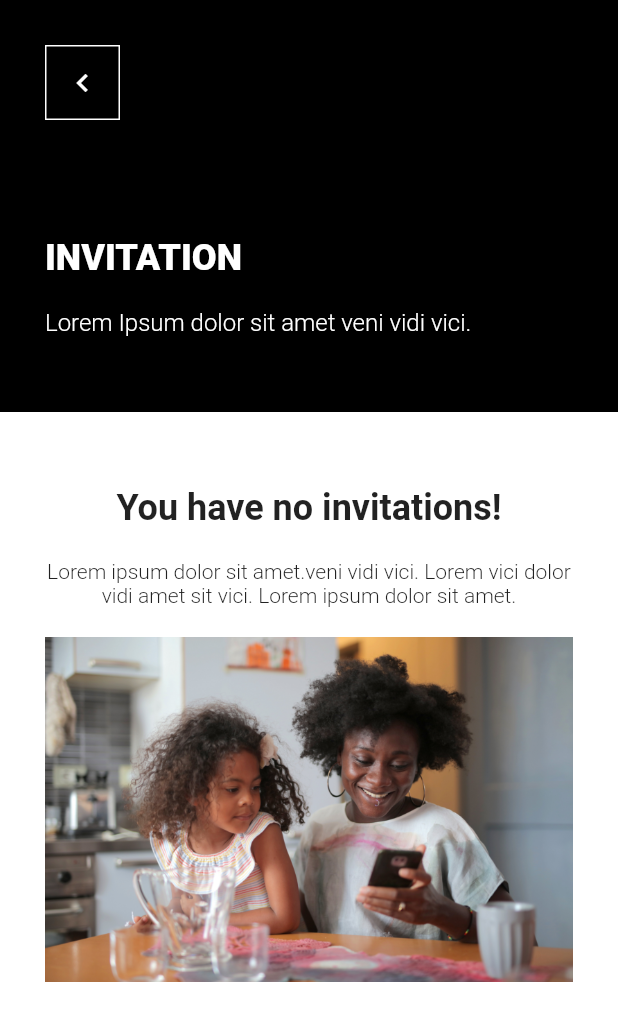
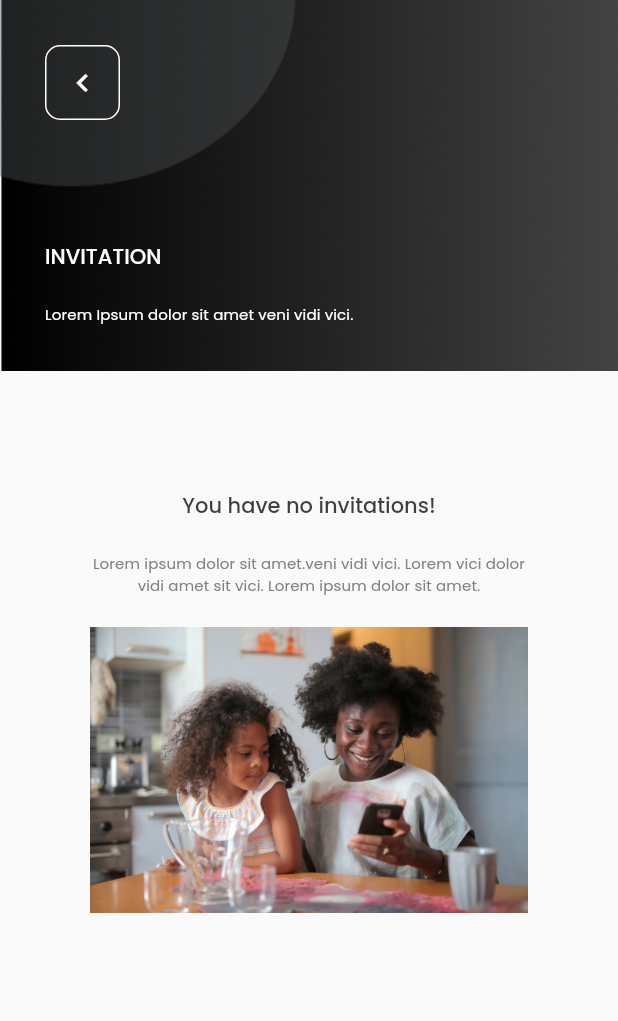
Before and after one commit to b-lemy/EventPoint, a Flutter app: the InvitationsListScreen screen opened directly, on a phone screen of 412 x 824 dp. Shown: the top 1021 px of the screen. Run offline on Flutter 3.47's test engine with Material 2 defaults, Android fonts, the phone set to English and light mode, and no system bars; our stand-ins replace carousel_slider, google_fonts, intl_phone_field, introduction_screen.

Commit message:
just a merge

```diff
--- /dev/null
+++ b/lib/config/themes/light_theme.dart
@@ -0,0 +1,47 @@
+import 'package:flutter/material.dart';
+import 'package:google_fonts/google_fonts.dart';
+
+class EventAppLightTheme {
+  static TextTheme lightTextTheme = const TextTheme(
+    headlineSmall: TextStyle(
+      fontSize: 20,
+      fontWeight: FontWeight.w700,
+    ),
+    titleLarge: TextStyle(
+      fontSize: 18,
+      fontWeight: FontWeight.w600,
+    ),
+    titleMedium: TextStyle(
+      fontSize: 14,
+      fontWeight: FontWeight.w500,
+    ),
+    titleSmall: TextStyle(fontSize: 10, fontWeight: FontWeight.normal),
+    bodySmall: TextStyle(
+      fontSize: 10,
+      fontWeight: FontWeight.w400,
+    ),
+    labelLarge: TextStyle(
+      fontSize: 20,
+      fontWeight: FontWeight.bold,
+    ),
+    labelMedium: TextStyle(
+      fontSize: 16,
+      fontWeight: FontWeight.normal,
+    ),
+    labelSmall: TextStyle(
+      fontSize: 10,
+      fontWeight: FontWeight.normal,
+    ),
+  );
+
+  static ThemeData lightTheme = ThemeData(
+    brightness: Brightness.light,
+    textTheme: lightTextTheme,
+  );
+
+// make the whole app theme use roboto google font
+  static ThemeData buildTheme() {
+    return lightTheme.copyWith(
+        textTheme: GoogleFonts.poppinsTextTheme(lightTheme.textTheme));
+  }
+}
--- /dev/null
+++ b/lib/constants/assets_path.dart
@@ -0,0 +1,5 @@
+class AssetsPath{
+  static const String homeImage = 'assets/homepage.png';
+  static const String logo = 'assets/Group 300.png';
+  static const String barCode= 'assets/barcode.webp';
+}
--- a/lib/screens/homepage.dart
+++ b/lib/screens/homepage.dart
@@ -2,6 +2,7 @@ import 'package:digital_invitation_card/screens/event.dart';
 import 'package:digital_invitation_card/screens/imageslider.dart';
 import 'package:flutter/material.dart';
 import 'package:digital_invitation_card/screens/notification.dart';
+import 'package:digital_invitation_card/screens/invitations_list_screen.dart';
 
 class HomepageScreen extends StatefulWidget {
   const HomepageScreen({super.key, required String phoneNumber});
@@ -34,7 +35,7 @@ class _HomepageScreenState extends State<HomepageScreen> {
                       icon: Icons.search,
                       label: "Invitations",
                       label2: "Managing Invitations",
-                      screenToNavigate: NotificationScreen()),
+                      screenToNavigate: InvitationsListScreen()),
                   MyButton(
                       icon: Icons.support_agent,
                       label: "Support",
--- a/lib/screens/invitations_list_screen.dart
+++ b/lib/screens/invitations_list_screen.dart
@@ -1,3 +1,4 @@
+import 'package:digital_invitation_card/constants/assets_path.dart';
 import 'package:flutter/material.dart';
 
 import 'invitations_detail_screen.dart';
@@ -10,102 +11,197 @@ class InvitationsListScreen extends StatefulWidget {
 }
 
 class _InvitationsListScreenState extends State<InvitationsListScreen> {
+  bool isEventAvaliable = false;
   final double edgePadding = 30;
 
   @override
+  void initState() {
+    super.initState();
+    Future.delayed(const Duration(seconds: 8), () {
+      setState(() {
+        isEventAvaliable = true;
+      });
+    });
+  }
+
+  @override
   Widget build(BuildContext context) {
-    return Scaffold(
-      backgroundColor: Colors.black,
-      body: SafeArea(
-        child: Container(
-          color: Colors.black,
-          child: Column(
+    final Size size = MediaQuery.of(context).size;
+    return SafeArea(
+      child: Scaffold(
+        body: Column(
           children: [
-              Expanded(
-                flex: 1,
+            buildPageHeader(size),
+            buildBodyContents(),
+          ],
+        ),
+      ),
+    );
+  }
+
+  Widget buildPageHeader(Size size) {
+    return Container(
+      height: size.height * 0.3,
+      width: double.infinity,
+      decoration: const BoxDecoration(
+        image: DecorationImage(
+          image: AssetImage(AssetsPath.homeImage),
+          fit: BoxFit.cover,
+        ),
+      ),
       child: Padding(
         padding: EdgeInsets.all(edgePadding),
-                  child: Column(
-                    crossAxisAlignment: CrossAxisAlignment.start,
-                    mainAxisAlignment: MainAxisAlignment.spaceBetween,
+        child: Stack(
           children: [
-                      Container(
+            Positioned(
+              child: Align(
+                alignment: Alignment.topLeft,
+                child: Container(
                   decoration: BoxDecoration(
                       border: Border.all(
                         color: Colors.white,
                         width: 1.0,
                       ),
-                        ),
+                      borderRadius: BorderRadius.circular(10)),
                   child: IconButton(
                     onPressed: () {
-                            Navigator.push(
-                                context,
-                                MaterialPageRoute(
-                                    builder: ((context) =>
-                                        const InvitationsDetailScreen())));
+                      Navigator.pop(context);
                     },
                     alignment: Alignment.center,
                     icon: const Icon(Icons.chevron_left_outlined),
                     color: Colors.white,
                   ),
                 ),
-                      Column(
-                        crossAxisAlignment: CrossAxisAlignment.stretch,
-                        children: const [
-                          Text(
-                            'INVITATION',
-                            style: TextStyle(
-                              color: Colors.white,
-                              fontSize: 24,
-                              fontWeight: FontWeight.w800,
               ),
             ),
-                          SizedBox(
+            Positioned(
+              bottom: 0,
+              child: Align(
+                alignment: Alignment.bottomLeft,
+                child: Column(
+                  crossAxisAlignment: CrossAxisAlignment.start,
+                  mainAxisSize: MainAxisSize.min,
+                  children: [
+                    Text('INVITATION',
+                        style: Theme.of(context)
+                            .textTheme
+                            .titleMedium!
+                            .copyWith(color: Colors.white)),
+                    const SizedBox(
                       height: 20,
                     ),
-                          Text(
-                            'Lorem Ipsum dolor sit amet veni vidi vici.',
-                            style: TextStyle(
-                              color: Colors.white,
-                              fontSize: 16,
-                              fontWeight: FontWeight.w300,
+                    Text('Lorem Ipsum dolor sit amet veni vidi vici.',
+                        style: Theme.of(context)
+                            .textTheme
+                            .titleSmall!
+                            .copyWith(color: Colors.white)),
+                  ],
                 ),
               ),
-                          SizedBox(
-                            height: 20,
+            )
+          ],
         ),
-                        ],
+      ),
+    );
+  }
+
+  Widget buildBodyContents() {
+    return Padding(
+      padding: EdgeInsets.all(edgePadding),
+      child: isEventAvaliable
+          ? buildEventCard(
+              'BIRTHDAY PARTY',
+              'Irene Scarion 25th Birthaday Party  at Makumbusho Hall Kijitonyama',
+              '2022-11-14 1:55 PM')
+          : buildNoEventCard(),
+    );
+  }
+
+  Widget buildEventCard(String header, String body, String date) {
+    return Material(
+      elevation: 10,
+      borderRadius: BorderRadius.circular(10),
+      child: Container(
+        decoration: BoxDecoration(borderRadius: BorderRadius.circular(10)),
+        height: 130,
+        child: Padding(
+          padding: const EdgeInsets.only(
+            left: 16,
+            right: 16,
+            top: 16,
+            bottom: 16,
+          ),
+          child: Row(
+            crossAxisAlignment: CrossAxisAlignment.start,
+            children: [
+              const CircleAvatar(
+                radius: 23,
+                backgroundColor: Color(0xFF3F3D56),
+              ),
+              const SizedBox(width: 14),
+              Expanded(
+                child: Column(
+                  mainAxisSize: MainAxisSize.min,
+                  crossAxisAlignment: CrossAxisAlignment.start,
+                  children: [
+                    Text(
+                      header,
+                      style: Theme.of(context)
+                          .textTheme
+                          .titleMedium!
+                          .copyWith(color: const Color(0xFF2A2C2E)),
+                    ),
+                    const SizedBox(height: 10),
+                    Flexible(
+                      child: Text(
+                        body,
+                        style: Theme.of(context)
+                            .textTheme
+                            .titleSmall!
+                            .copyWith(color: const Color(0xFF6B6C6D)),
+                        maxLines: 2,
+                        overflow: TextOverflow.clip,
+                      ),
+                    ),
+                    const SizedBox(height: 10),
+                    Text(
+                      date,
+                      style: Theme.of(context).textTheme.titleSmall!.copyWith(
+                            color: const Color(
+                              0xFF2F2E41,
+                            ),
+                            fontWeight: FontWeight.w200,
+                          ),
                     ),
                   ],
                 ),
               ),
+              const SizedBox(width: 20),
+              Center(
+                child: GestureDetector(
+                  child: const Icon(
+                    Icons.navigate_next,
+                    color: Color(0xFF3C3F41),
+                    size: 25,
                   ),
-              Expanded(
-                flex: 2,
-                child: Container(
-                  color: Colors.white,
-                  child: ListView(
-                    children: const [
-                      NoInvitationWidget(),
-                    ],
+                  onTap: () {
+                    Navigator.push(
+                      context,
+                      MaterialPageRoute(
+                        builder: (context) => const InvitationsDetailScreen(),
                       ),
+                    );
+                  },
                 ),
-              ),
+              )
             ],
           ),
         ),
       ),
     );
   }
-}
 
-class NoInvitationWidget extends StatelessWidget {
-  const NoInvitationWidget({
-    Key? key,
-  }) : super(key: key);
-
-  @override
-  Widget build(BuildContext context) {
+  Widget buildNoEventCard() {
     return Padding(
       padding: const EdgeInsets.symmetric(
         vertical: 50,
@@ -113,21 +209,20 @@ class NoInvitationWidget extends StatelessWidget {
       ),
       child: Column(
         children: [
-          const Text(
-            'You have no invitations!',
-            style: TextStyle(
-              fontWeight: FontWeight.bold,
-              fontSize: 24,
-            ),
-          ),
+          Text('You have no invitations!',
+              style: Theme.of(context)
+                  .textTheme
+                  .titleMedium!
+                  .copyWith(color: const Color(0xFF3C3F41))),
           const SizedBox(
             height: 20,
           ),
-          const Text(
+          Text(
             'Lorem ipsum dolor sit amet.veni vidi vici. Lorem vici dolor vidi amet sit vici. Lorem ipsum dolor sit amet.',
-            style: TextStyle(
-              fontWeight: FontWeight.w300,
-            ),
+            style: Theme.of(context)
+                .textTheme
+                .titleSmall!
+                .copyWith(color: const Color(0xFF818181)),
             textAlign: TextAlign.center,
           ),
           const SizedBox(
--- a/pubspec.yaml
+++ b/pubspec.yaml
@@ -39,6 +39,7 @@ dependencies:
   intl_phone_field: ^3.1.0
   introduction_screen: ^3.1.7
   carousel_slider: ^4.2.1
+  google_fonts: ^4.0.3
 
 
 dev_dependencies:
@@ -75,6 +76,7 @@ flutter:
       - assets/home1.jpg
       - assets/home2.jpg
       - assets/home3.jpg
+      - assets/barcode.webp
   #   - images/a_dot_ham.jpeg
 
   # An image asset can refer to one or more resolution-specific "variants", see
```
Also changed, not shown: lib/main.dart (+5 -2 lines), lib/screens/invitations_detail_screen.dart (+113 -140 lines), assets/barcode.webp (added), lib/config/themes/theme_config.dart (added), pubspec.lock, 59 other files. Lines whose indentation alone changed are shown as unchanged.
